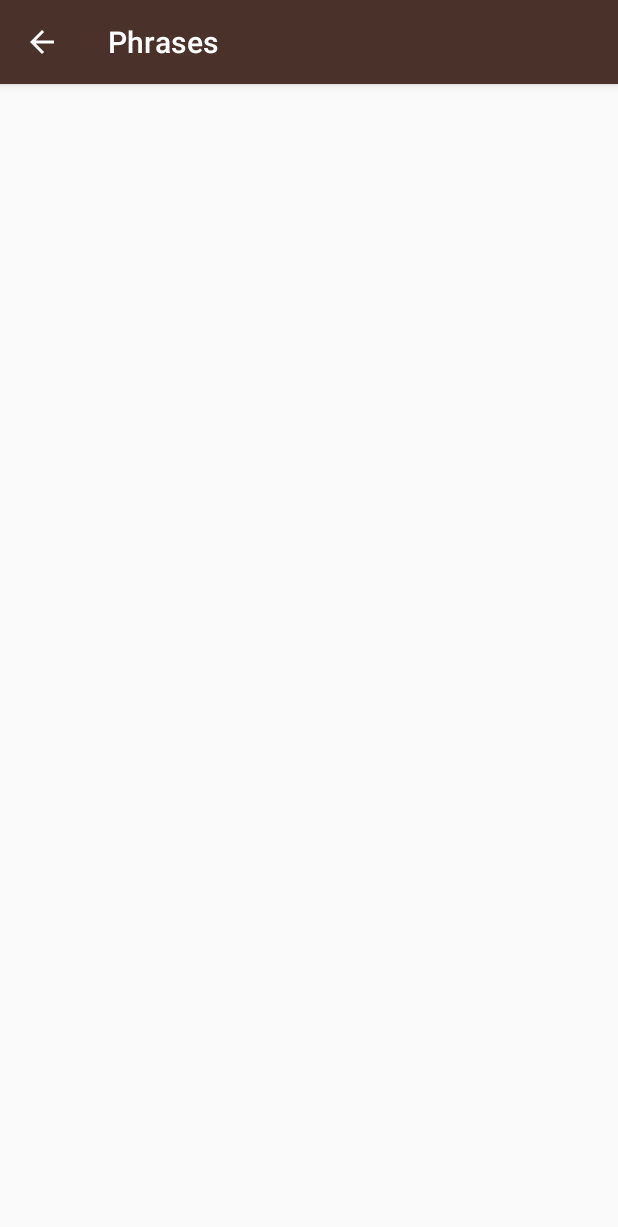
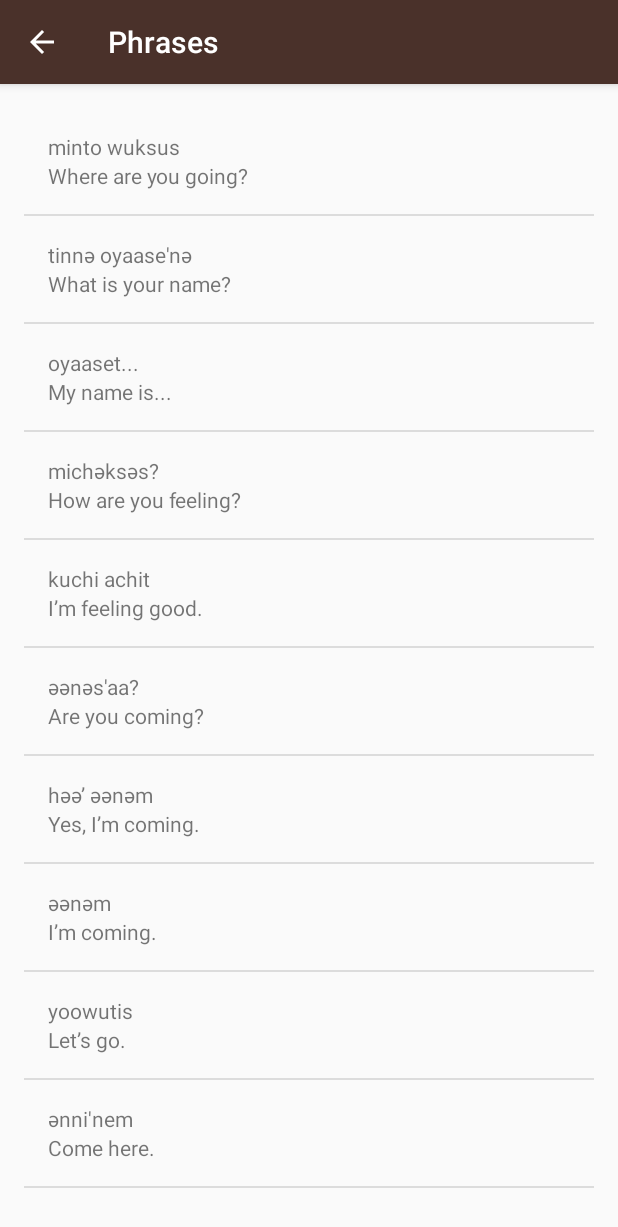
Before and after one commit to thatsabhi22/udacity-Miwok-app, an Android app: the PhrasesActivity screen opened directly, with no data from a screen before it, on a phone screen of 412 x 824 dp. Shown: the top 1227 px of the screen. Run offline under Robolectric (Android 15) with nearby library versions, the phone set to English and light mode, and no system bars.

Commit message:
All 4 activities functional with respective list of words in miwok and their translations, the same listview layout is used in all four activities

```diff
--- a/app/src/main/java/com/example/android/miwok/NumbersActivity.java
+++ b/app/src/main/java/com/example/android/miwok/NumbersActivity.java
@@ -2,7 +2,6 @@
 
 import android.support.v7.app.AppCompatActivity;
 import android.os.Bundle;
-import android.widget.ArrayAdapter;
 import android.widget.ListView;
 
 import java.util.ArrayList;
@@ -12,7 +11,7 @@
     @Override
     protected void onCreate(Bundle savedInstanceState) {
         super.onCreate(savedInstanceState);
-        setContentView(R.layout.activity_numbers);
+        setContentView(R.layout.word_list);
 
         //Initialize an Arraylist
         ArrayList<Word> words = new ArrayList<Word>();
@@ -35,7 +34,7 @@
 
         // Find the {@link ListView} object in the view hierarchy of the {@link Activity}.
         // There should be a {@link ListView} with the view ID called list, which is declared in the
-        // activity_numbers.xml layout file.
+        // word_listyout file.
         ListView listView = (ListView) findViewById(R.id.list);
 
         // Make the {@link ListView} use the {@link WordAdapter} we created above, so that the
--- a/app/src/main/java/com/example/android/miwok/PhrasesActivity.java
+++ b/app/src/main/java/com/example/android/miwok/PhrasesActivity.java
@@ -2,12 +2,44 @@
 
 import android.support.v7.app.AppCompatActivity;
 import android.os.Bundle;
+import android.widget.ListView;
+
+import java.util.ArrayList;
 
 public class PhrasesActivity extends AppCompatActivity {
 
     @Override
     protected void onCreate(Bundle savedInstanceState) {
         super.onCreate(savedInstanceState);
-        setContentView(R.layout.activity_phrases);
+        setContentView(R.layout.word_list);
+
+        //Initialize an Arraylist
+        ArrayList<Word> words = new ArrayList<Word>();
+
+        //Populating the Arraylist
+        words.add(new Word("Where are you going?", "minto wuksus"));
+        words.add(new Word("What is your name?", "tinnә oyaase'nә"));
+        words.add(new Word("My name is...", "oyaaset..."));
+        words.add(new Word("How are you feeling?", "michәksәs?"));
+        words.add(new Word("I’m feeling good.", "kuchi achit"));
+        words.add(new Word("Are you coming?", "әәnәs'aa?"));
+        words.add(new Word("Yes, I’m coming.", "hәә’ әәnәm"));
+        words.add(new Word("I’m coming.", "әәnәm"));
+        words.add(new Word("Let’s go.", "yoowutis"));
+        words.add(new Word("Come here.", "әnni'nem"));
+
+        // Create an {@link WordAdapter}, whose data source is a list of {@link Word}s. The
+        // adapter knows how to create list items for each item in the list.
+        WordAdapter wordAdapter = new WordAdapter(this, words);
+
+        // Find the {@link ListView} object in the view hierarchy of the {@link Activity}.
+        // There should be a {@link ListView} with the view ID called list, which is declared in the
+        // word_listyout file.
+        ListView listView = (ListView) findViewById(R.id.list);
+
+        // Make the {@link ListView} use the {@link WordAdapter} we created above, so that the
+        // {@link ListView} will display list items for each {@link Word} in the list.
+        listView.setAdapter(wordAdapter);
+
     }
 }
--- a/app/src/main/res/layout/activity_phrases.xml
+++ /dev/null
@@ -1,9 +0,0 @@
-<?xml version="1.0" encoding="utf-8"?>
-<android.support.constraint.ConstraintLayout xmlns:android="http://schemas.android.com/apk/res/android"
-    xmlns:app="http://schemas.android.com/apk/res-auto"
-    xmlns:tools="http://schemas.android.com/tools"
-    android:layout_width="match_parent"
-    android:layout_height="match_parent"
-    tools:context="com.example.android.miwok.PhrasesActivity">
-
-</android.support.constraint.ConstraintLayout>
```
Also changed, not shown: app/src/main/java/com/example/android/miwok/ColorsActivity.java (+30 -1 lines), app/src/main/java/com/example/android/miwok/FamilyActivity.java (+31 -1 lines), app/src/main/java/com/example/android/miwok/WordAdapter.java (+11 -0 lines), app/src/main/res/layout/activity_colors.xml (deleted, +0 -9 lines), app/src/main/res/layout/activity_family.xml (deleted, +0 -9 lines), app/src/main/res/layout/word_list.xml (renamed from app/src/main/res/layout/activity_numbers.xml).
